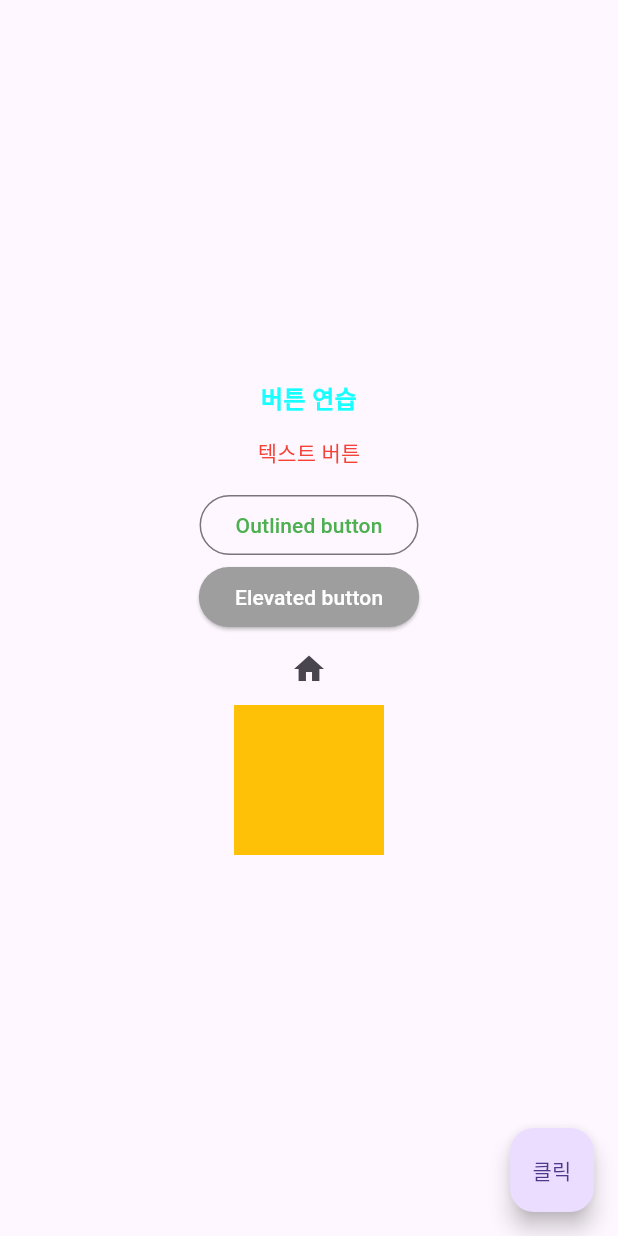
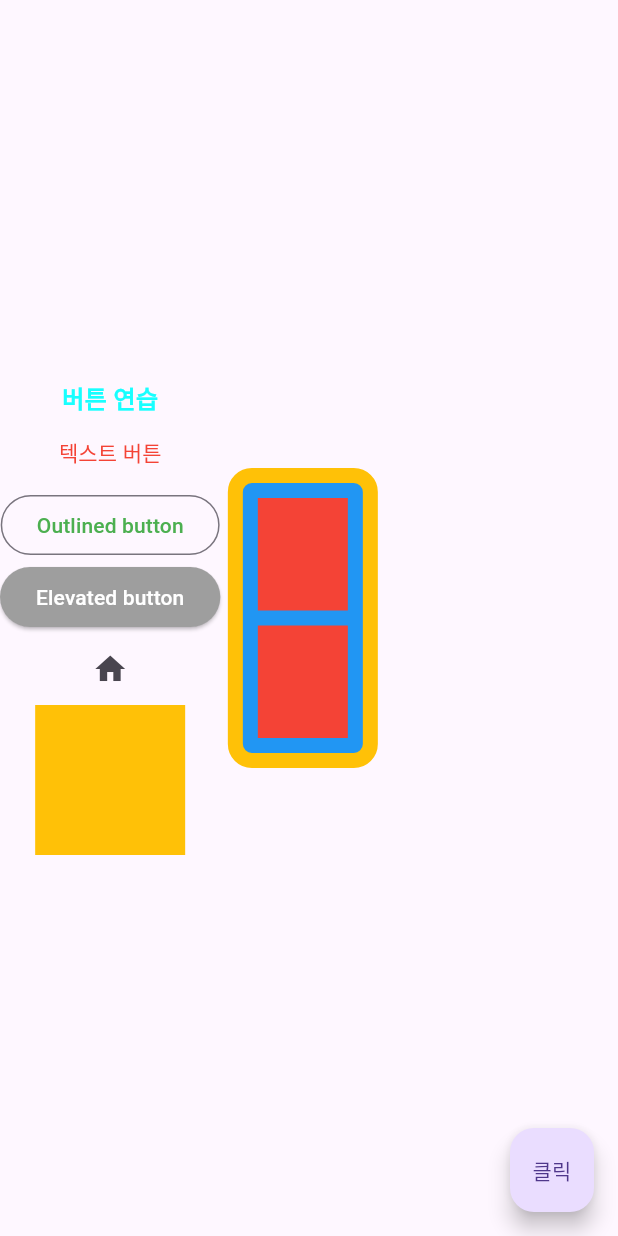
Before and after one commit to Properks/Start_flutter, a Flutter app: the screen it shows after launch, on a phone screen of 412 x 824 dp. Run offline on Flutter 3.47's test engine with Material 3 defaults, Android fonts, the phone set to English and light mode, and no system bars.

Commit message:
:sparkles: feat: flutter의 디자인 위젯 관련 위젯 학습 - Container와 SizedBox, SafeArea를 이용하여 디자인 설정 - padding, margin, decoration을 설정하여 세부 디자일 설정

```diff
--- a/flutter/widget_practice/lib/main.dart
+++ b/flutter/widget_practice/lib/main.dart
@@ -19,7 +19,15 @@ class MyApp extends StatelessWidget {
           ),
         ),
         body: Center(
-          child: Column(
+          // SafeArea 노치 디자인등이 위젯을 가리는 것을 방지, true 면 가리지 않도록 safearea에 적용
+          child: SafeArea(
+            top: true,
+            bottom: true,
+            right: true,
+            left: true,
+            child: Row(
+              children: [
+                Column(
                   mainAxisAlignment: MainAxisAlignment.center,
                   children: [
                     const Text(
@@ -78,9 +86,69 @@ class MyApp extends StatelessWidget {
                         height: 100,
                       ),
                     ),
+                  ],
+                ),
 
+                //container
+                Column(
+                    mainAxisAlignment: MainAxisAlignment.center,
+                    children: [
+                      Container(
+                        // padding container와 위젯 사이의 공백을 두고 싶을 때
+                        padding: const EdgeInsets.all(
+                            10.0
+                        ),
+
+                        // margin 바깥 여백 설정
+                        margin: const EdgeInsets.all(
+                            5.0
+                        ),
+
+                        decoration: BoxDecoration(
+                          // 배경색
+                          color: Colors.blue,
+
+                          // 테두리
+                          border: Border.all(
+                            // 테두리 굵기
+                            width: 10,
+                            // 테두리 색
+                            color: Colors.amber,
+                          ),
+                          borderRadius: BorderRadius.circular(16),
+                        ),
+                        // 넓이
+                        width: 100,
+                        //높이
+                        height: 200,
+
+                        child: Column(
+                            mainAxisAlignment: MainAxisAlignment.center,
+                            children: [
+                              Container(
+                                color: Colors.red,
+                                width: double.maxFinite,
+                                height: 75,
+                              ),
+
+                              // SizedBox 일정 크기의 공백을 두고 싶을 때
+                              const SizedBox(
+                                height: 10,
+                                width: 200,
+                              ),
+                              Container(
+                                color: Colors.red,
+                                width: double.maxFinite,
+                                height: 75,
+                              ),
                             ]
                         ),
+                      ),
+                    ]
+                ),
+              ],
+            ),
+          )
         ),
       ),
     );
```
Lines whose indentation alone changed are shown as unchanged.
